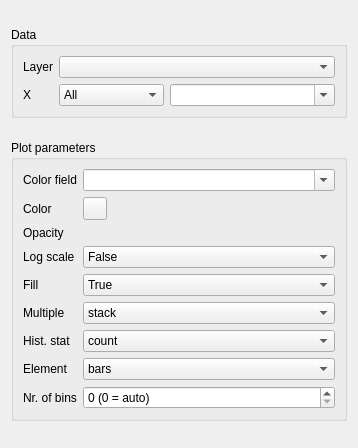
Above: eis_qgis_plugin/resources/ui/wizard_plot_histogram.ui from GispoCoding/eis_qgis_plugin before the change. Below: the same form after it.
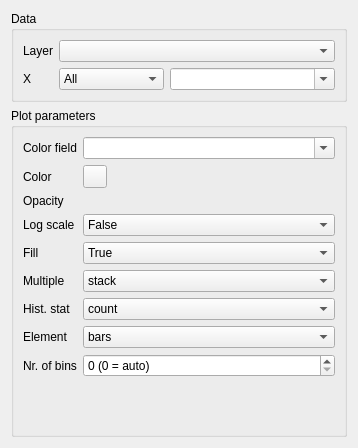
That is the form after the change. Custom widgets are drawn as their Qt base class.

Commit message: Add plot template parent class for all plots

```diff
--- a/eis_qgis_plugin/resources/ui/wizard_plot_histogram.ui
+++ b/eis_qgis_plugin/resources/ui/wizard_plot_histogram.ui
@@ -25,7 +25,7 @@
   <property name="maximumSize">
    <size>
     <width>16777215</width>
-    <height>488</height>
+    <height>448</height>
    </size>
   </property>
   <property name="windowTitle">
@@ -94,17 +94,37 @@
     </widget>
    </item>
    <item>
-    <widget class="QGroupBox" name="plot_customization_box_2">
-     <property name="sizePolicy">
-      <sizepolicy hsizetype="Preferred" vsizetype="Maximum">
-       <horstretch>0</horstretch>
-       <verstretch>0</verstretch>
-      </sizepolicy>
-     </property>
+    <widget class="QgsCollapsibleGroupBox" name="parameter_box">
      <property name="title">
       <string>Plot parameters</string>
      </property>
+     <property name="alignment">
+      <set>Qt::AlignLeading|Qt::AlignLeft|Qt::AlignTop</set>
+     </property>
+     <property name="flat">
+      <bool>false</bool>
+     </property>
+     <property name="collapsed">
+      <bool>false</bool>
+     </property>
      <layout class="QFormLayout" name="formLayout_2">
+      <item row="0" column="0">
+       <widget class="QLabel" name="label_4">
+        <property name="text">
+         <string>Color field</string>
+        </property>
+       </widget>
+      </item>
+      <item row="0" column="1">
+       <widget class="QgsFieldComboBox" name="color_field">
+        <property name="editable">
+         <bool>true</bool>
+        </property>
+        <property name="allowEmptyFieldName">
+         <bool>true</bool>
+        </property>
+       </widget>
+      </item>
       <item row="1" column="0">
        <widget class="QLabel" name="label_113">
         <property name="text">
@@ -294,29 +314,18 @@
         </property>
        </widget>
       </item>
-      <item row="0" column="0">
-       <widget class="QLabel" name="label_4">
-        <property name="text">
-         <string>Color field</string>
-        </property>
-       </widget>
-      </item>
-      <item row="0" column="1">
-       <widget class="QgsFieldComboBox" name="histogram_color_field">
-        <property name="editable">
-         <bool>true</bool>
-        </property>
-        <property name="allowEmptyFieldName">
-         <bool>true</bool>
-        </property>
-       </widget>
-      </item>
      </layout>
     </widget>
    </item>
   </layout>
  </widget>
  <customwidgets>
+  <customwidget>
+   <class>QgsCollapsibleGroupBox</class>
+   <extends>QGroupBox</extends>
+   <header>qgscollapsiblegroupbox.h</header>
+   <container>1</container>
+  </customwidget>
   <customwidget>
    <class>QgsColorButton</class>
    <extends>QToolButton</extends>
```
Left out of the diff: 24 changed lines with no effect on the pictures. The commit also changes 16 other files.
